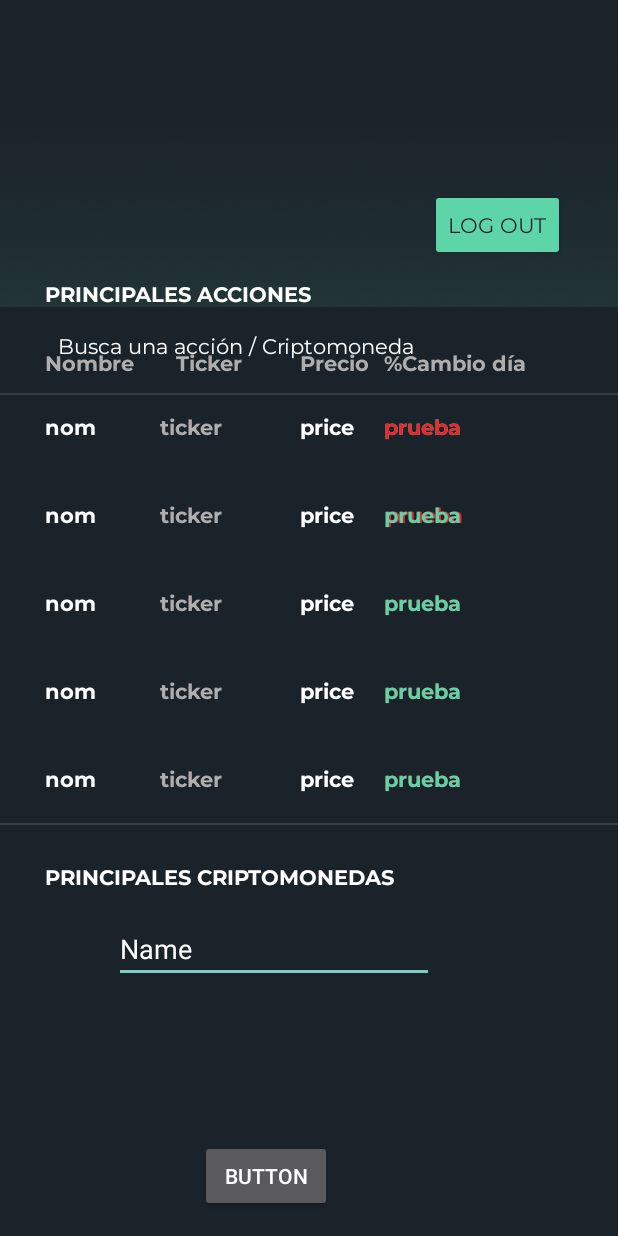
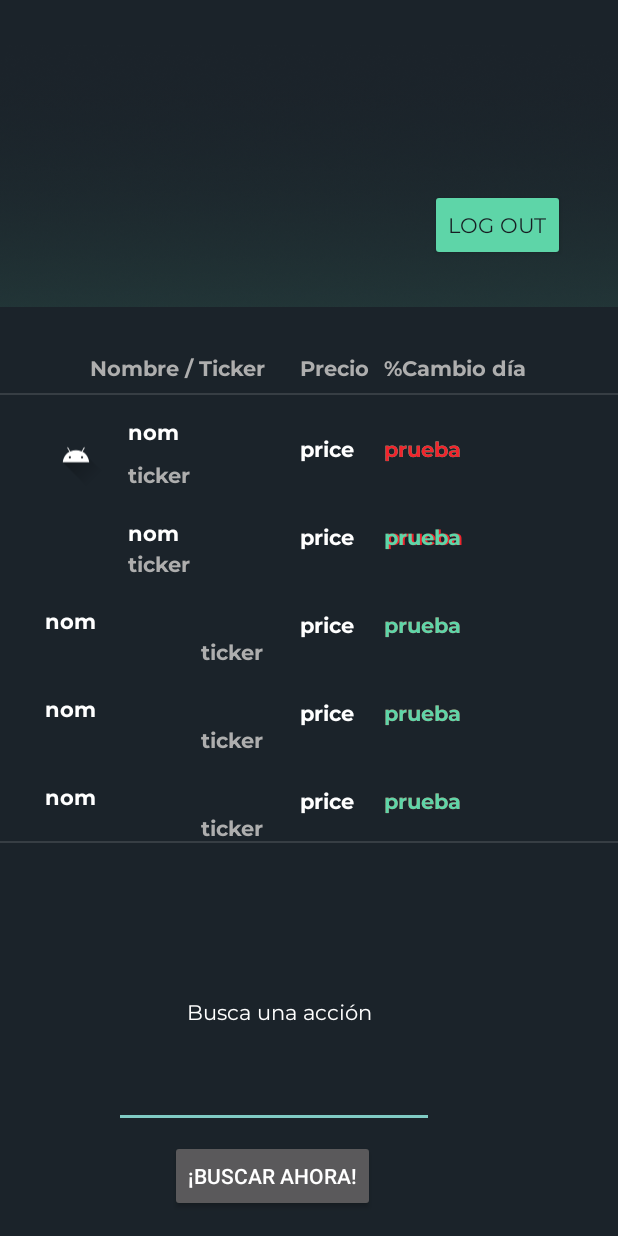
Before and after one commit to JoseMariaRuiz193/SAJA, an Android app: the MainActivity screen opened directly, with no data from a screen before it, on a phone screen of 412 x 824 dp. Run offline under Robolectric (Android 15) with nearby library versions, the phone set to English and light mode, and no system bars; our stand-ins replace Picasso; libraries missing offline, so code that uses them is left out: io.finnhub.api; 67 statements that could not run were skipped.

Commit message:
Cambio diseño de main y añadido el logo dinamico en la pestaña BusquedaActivos.kt

```diff
--- a/app/build.gradle
+++ b/app/build.gradle
@@ -43,6 +43,7 @@ dependencies {
     implementation 'androidx.lifecycle:lifecycle-viewmodel-ktx:2.4.0'
     implementation 'com.google.firebase:firebase-firestore-ktx:24.0.0'
     testImplementation 'junit:junit:'
+    implementation 'com.squareup.picasso:picasso:2.71828'
     androidTestImplementation 'androidx.test.ext:junit:1.1.3'
     androidTestImplementation 'androidx.test.espresso:espresso-core:3.4.0'
     implementation platform('com.google.firebase:firebase-bom:28.4.2')
@@ -51,6 +52,7 @@ dependencies {
     implementation 'com.google.firebase:firebase-auth-ktx'
     implementation 'com.google.android.gms:play-services-auth:20.0.1'
     implementation 'io.finnhub:kotlin-client:2.0.11'
+    implementation 'com.squareup.picasso:picasso:2.71828'
 
 
 }
--- a/app/src/main/java/com/example/saja/MainActivity.kt
+++ b/app/src/main/java/com/example/saja/MainActivity.kt
@@ -11,6 +11,7 @@ import android.view.View
 import android.widget.ImageView
 import android.widget.SearchView
 import android.widget.TextView
+import com.squareup.picasso.Picasso
 import io.finnhub.api.apis.DefaultApi
 import io.finnhub.api.infrastructure.ApiClient
 import java.lang.System.load
@@ -26,17 +27,6 @@ class MainActivity : AppCompatActivity()  {
         val policy = StrictMode.ThreadPolicy.Builder().permitAll().build()
         StrictMode.setThreadPolicy(policy)
         val apiClient = DefaultApi()
-
-
-        //Logo Tesla
-        /* ApiClient.apiKey["token"] = "sandbox_c7jgp8iad3i887nsdhgg"
-         val imageView: ImageView = findViewById(R.id.imageView)
-         val teslaprofile = apiClient.companyProfile2(symbol = "TSLA", isin = null, cusip = null)
-         //val urllogo = "https://static.finnhub.io/logo/87cb30d8-80df-11ea-8951-00000000092a.png"
-         val urllogo = teslaprofile.finnhubIndustry
-         //Picasso.with(this).load(urllogo).into(imageView)
-         val prueba: TextView = findViewById(R.id.prueba)
-         prueba.setText(urllogo.toString())*/
 
         //Precio Tesla
         ApiClient.apiKey["token"] = "sandbox_c84l5qaad3i9u79habjg"
@@ -58,6 +48,10 @@ class MainActivity : AppCompatActivity()  {
         val settickertsla: TextView = findViewById(R.id.teslaticker)
         settickertsla.setText(tickertsla)
 
+        //Logo Tesla
+        val imagetesla = findViewById<ImageView>(R.id.logotesla)
+        Picasso.get().load(jnomtsla.logo).noFade().into(imagetesla)
+
         //%Cambio Tesla
         val pertsla = jsontesla.dp
         if (pertsla != null) {
@@ -77,21 +71,18 @@ class MainActivity : AppCompatActivity()  {
             }
 
         }
-        //Logo Apple
 
-
-
-        //Precio Apple
+        //Precio Intel
         ApiClient.apiKey["token"] = "sandbox_c84l5qaad3i9u79habjg"
-        val jsonapple = apiClient.quote("AAPL")
-        val currentpriceappledolar = jsonapple.c
-        val redondearapple = "%.2f".format(currentpriceappledolar).toDouble()
-        val setpriceapple: TextView = findViewById(R.id.appleprice)
-        setpriceapple.setText(redondearapple.toString()+" $")
+        val jsonintel = apiClient.quote("INTC")
+        val currentpriceappledolar = jsonintel.c
+        val redondearintel = "%.2f".format(currentpriceappledolar).toDouble()
+        val setpriceintel: TextView = findViewById(R.id.appleprice)
+        setpriceintel.setText(redondearintel.toString()+" $")
 
         //Nombre Apple
         ApiClient.apiKey["token"] = "c81p8fiad3i8p98ipb1g"
-        val jnomaapl = apiClient.companyProfile2(symbol = "AAPL", isin = null, cusip = null)
+        val jnomaapl = apiClient.companyProfile2(symbol = "INTC", isin = null, cusip = null)
         val nombaapl = jnomaapl.name
         val setnomaapl: TextView = findViewById(R.id.applenom)
         setnomaapl.setText(nombaapl)
@@ -102,7 +93,7 @@ class MainActivity : AppCompatActivity()  {
         settickeraapl.setText(tickeraapl)
 
         //%Cambio Apple
-        val perapple = jsonapple.dp
+        val perapple = jsonintel.dp
         if (perapple != null) {
             if (perapple > 0) {
                 val setperapple: TextView = findViewById(R.id.appleperpos)
@@ -120,16 +111,6 @@ class MainActivity : AppCompatActivity()  {
             }
 
         }
-
-        //Logo Paypal
-        /* ApiClient.apiKey["token"] = "sandbox_c7jgp8iad3i887nsdhgg"
-         val imageView: ImageView = findViewById(R.id.imageView)
-         val teslaprofile = apiClient.companyProfile2(symbol = "TSLA", isin = null, cusip = null)
-         val urllogo = "https://static.finnhub.io/logo/87cb30d8-80df-11ea-8951-00000000092a.png"
-         val urllogo = teslaprofile.finnhubIndustry
-         Picasso.with(this).load(urllogo).into(imageView)
-         val prueba: TextView = findViewById(R.id.prueba)
-         prueba.setText(urllogo.toString())*/
 
         //Precio Paypal
         ApiClient.apiKey["token"] = "sandbox_c84l5qaad3i9u79habjg"
--- a/app/src/main/res/layout/main.xml
+++ b/app/src/main/res/layout/main.xml
@@ -34,10 +34,10 @@
         android:id="@+id/TextBuscador"
         android:layout_width="wrap_content"
         android:layout_height="wrap_content"
-        android:layout_marginEnd="135dp"
-        android:layout_marginBottom="584dp"
+        android:layout_marginEnd="164dp"
+        android:layout_marginBottom="140dp"
         android:fontFamily="@font/monreg"
-        android:text="Busca una acción / Criptomoneda"
+        android:text="Busca una acción"
         android:textColor="#FFFFFF"
         app:layout_constraintBottom_toBottomOf="parent"
         app:layout_constraintEnd_toEndOf="parent" />
@@ -47,43 +47,33 @@
         android:layout_width="wrap_content"
         android:layout_height="wrap_content"
         android:layout_marginStart="30dp"
+        android:layout_marginTop="2dp"
         android:layout_marginBottom="70dp"
         android:fontFamily="@font/monbol"
         android:text="PRINCIPALES ACCIONES"
         android:textColor="#FFFFFF"
         app:layout_constraintBottom_toTopOf="@+id/teslaprice"
-        app:layout_constraintStart_toStartOf="parent" />
+        app:layout_constraintStart_toStartOf="parent"
+        app:layout_constraintTop_toBottomOf="@+id/Sombreado" />
 
     <TextView
         android:id="@+id/nombreempresas"
         android:layout_width="wrap_content"
         android:layout_height="wrap_content"
-        android:layout_marginStart="30dp"
-        android:layout_marginBottom="24dp"
+        android:layout_marginStart="60dp"
+        android:layout_marginBottom="35dp"
         android:fontFamily="@font/monbol"
-        android:text="Nombre"
+        android:text="Nombre / Ticker"
         android:textColor="#AEAEAE"
         app:layout_constraintBottom_toTopOf="@+id/teslaprice"
         app:layout_constraintStart_toStartOf="parent" />
-
-    <TextView
-        android:id="@+id/encticker"
-        android:layout_width="wrap_content"
-        android:layout_height="wrap_content"
-        android:layout_marginEnd="38dp"
-        android:layout_marginBottom="24dp"
-        android:fontFamily="@font/monbol"
-        android:text="Ticker"
-        android:textColor="#AEAEAE"
-        app:layout_constraintBottom_toTopOf="@+id/teslaprice"
-        app:layout_constraintEnd_toStartOf="@+id/encprecio" />
 
     <TextView
         android:id="@+id/encprecio"
         android:layout_width="wrap_content"
         android:layout_height="wrap_content"
         android:layout_marginStart="200dp"
-        android:layout_marginBottom="24dp"
+        android:layout_marginBottom="35dp"
         android:fontFamily="@font/monbol"
         android:text="Precio"
         android:textColor="#AEAEAE"
@@ -95,7 +85,7 @@
         android:layout_width="wrap_content"
         android:layout_height="wrap_content"
         android:layout_marginStart="256dp"
-        android:layout_marginBottom="24dp"
+        android:layout_marginBottom="35dp"
         android:fontFamily="@font/monbol"
         android:text="%Cambio día"
         android:textColor="#AEAEAE"
@@ -106,29 +96,17 @@
         android:id="@+id/divider"
         android:layout_width="match_parent"
         android:layout_height="1dp"
-        android:layout_marginBottom="12dp"
+        android:layout_marginTop="7dp"
         android:background="?android:attr/listDivider"
-        app:layout_constraintBottom_toTopOf="@+id/teslaprice"
+        app:layout_constraintTop_toBottomOf="@+id/nombreempresas"
         tools:layout_editor_absoluteX="-28dp" />
-
-    <TextView
-        android:id="@+id/encacriptos"
-        android:layout_width="wrap_content"
-        android:layout_height="wrap_content"
-        android:layout_marginStart="30dp"
-        android:layout_marginTop="25dp"
-        android:fontFamily="@font/monbol"
-        android:text="PRINCIPALES CRIPTOMONEDAS"
-        android:textColor="#FFFFFF"
-        app:layout_constraintStart_toStartOf="parent"
-        app:layout_constraintTop_toBottomOf="@+id/divider2" />
 
     <TextView
         android:id="@+id/teslaprice"
         android:layout_width="wrap_content"
         android:layout_height="wrap_content"
         android:layout_marginStart="200dp"
-        android:layout_marginTop="275dp"
+        android:layout_marginTop="290dp"
         android:fontFamily="@font/monbol"
         android:text="price"
         android:textColor="#FFFFFF"
@@ -139,33 +117,32 @@
         android:id="@+id/teslanom"
         android:layout_width="wrap_content"
         android:layout_height="wrap_content"
-        android:layout_marginStart="30dp"
-        android:layout_marginTop="275dp"
+        android:layout_marginStart="85dp"
+        android:layout_marginTop="15dp"
         android:fontFamily="@font/monbol"
         android:text="nom"
         android:textColor="#FFFFFF"
         app:layout_constraintStart_toStartOf="parent"
-        app:layout_constraintTop_toTopOf="parent" />
+        app:layout_constraintTop_toBottomOf="@+id/divider" />
 
     <TextView
         android:id="@+id/teslaticker"
         android:layout_width="wrap_content"
         android:layout_height="wrap_content"
-        android:layout_marginTop="275dp"
-        android:layout_marginEnd="10dp"
+        android:layout_marginStart="85dp"
+        android:layout_marginTop="10dp"
         android:fontFamily="@font/monbol"
         android:text="ticker"
         android:textColor="#AEAEAE"
-        app:layout_constraintEnd_toStartOf="@+id/teslaprice"
-        app:layout_constraintStart_toEndOf="@+id/teslanom"
-        app:layout_constraintTop_toTopOf="parent" />
+        app:layout_constraintStart_toStartOf="parent"
+        app:layout_constraintTop_toBottomOf="@+id/teslanom" />
 
     <TextView
         android:id="@+id/tslaperpos"
         android:layout_width="wrap_content"
         android:layout_height="wrap_content"
         android:layout_marginStart="20dp"
-        android:layout_marginTop="275dp"
+        android:layout_marginTop="290dp"
         android:fontFamily="@font/monbol"
         android:text="prueba"
         android:textColor="#5ED5A8"
@@ -177,7 +154,7 @@
         android:layout_width="wrap_content"
         android:layout_height="wrap_content"
         android:layout_marginStart="20dp"
-        android:layout_marginTop="275dp"
+        android:layout_marginTop="290dp"
         android:fontFamily="@font/monbol"
         android:text="prueba"
         android:textColor="#f1242c"
@@ -188,26 +165,25 @@
         android:id="@+id/applenom"
         android:layout_width="wrap_content"
         android:layout_height="wrap_content"
-        android:layout_marginStart="30dp"
-        android:layout_marginTop="40dp"
+        android:layout_marginStart="85dp"
+        android:layout_marginTop="20dp"
         android:fontFamily="@font/monbol"
         android:text="nom"
         android:textColor="#FFFFFF"
         app:layout_constraintStart_toStartOf="parent"
-        app:layout_constraintTop_toBottomOf="@+id/teslanom" />
+        app:layout_constraintTop_toBottomOf="@+id/teslaticker" />
 
     <TextView
         android:id="@+id/appleticker"
         android:layout_width="wrap_content"
         android:layout_height="wrap_content"
-        android:layout_marginTop="40dp"
-        android:layout_marginEnd="10dp"
+        android:layout_marginStart="85dp"
+        android:layout_marginTop="2dp"
         android:fontFamily="@font/monbol"
         android:text="ticker"
         android:textColor="#AEAEAE"
-        app:layout_constraintEnd_toStartOf="@+id/teslaprice"
-        app:layout_constraintStart_toEndOf="@+id/teslanom"
-        app:layout_constraintTop_toBottomOf="@+id/teslaticker" />
+        app:layout_constraintStart_toStartOf="parent"
+        app:layout_constraintTop_toBottomOf="@+id/applenom" />
 
     <TextView
         android:id="@+id/appleprice"
@@ -443,7 +419,7 @@
         android:layout_height="wrap_content"
         android:layout_marginBottom="16dp"
         android:onClick="buscar"
-        android:text="Button"
+        android:text="¡BUSCAR AHORA!"
         app:layout_constraintBottom_toBottomOf="parent"
         app:layout_constraintEnd_toEndOf="parent"
         app:layout_constraintHorizontal_bias="0.411"
@@ -453,15 +429,22 @@
         android:id="@+id/editTextTextPersonName2"
         android:layout_width="wrap_content"
         android:layout_height="wrap_content"
-        android:layout_marginTop="16dp"
+        android:layout_marginBottom="8dp"
         android:ems="10"
         android:inputType="textPersonName"
-        android:text="Name"
         app:layout_constraintBottom_toTopOf="@+id/buscar"
         app:layout_constraintEnd_toEndOf="parent"
         app:layout_constraintHorizontal_bias="0.383"
+        app:layout_constraintStart_toStartOf="parent" />
+
+    <ImageView
+        android:id="@+id/logotesla"
+        android:layout_width="41dp"
+        android:layout_height="42dp"
+        android:layout_marginStart="30dp"
+        android:layout_marginTop="20dp"
         app:layout_constraintStart_toStartOf="parent"
-        app:layout_constraintTop_toBottomOf="@+id/encacriptos"
-        app:layout_constraintVertical_bias="0.0" />
+        app:layout_constraintTop_toBottomOf="@+id/divider"
+        app:srcCompat="@drawable/ic_launcher_foreground" />
 
 </androidx.constraintlayout.widget.ConstraintLayout>
--- a/build.gradle
+++ b/build.gradle
@@ -5,7 +5,7 @@ buildscript {
         mavenCentral()
     }
     dependencies {
-        classpath "com.android.tools.build:gradle:7.0.3"
+        classpath 'com.android.tools.build:gradle:7.0.4'
         classpath 'org.jetbrains.kotlin:kotlin-gradle-plugin:1.6.10'
         classpath 'com.google.gms:google-services:4.3.10'
         // NOTE: Do not place your application dependencies here; they belong
```
Also changed, not shown: app/src/main/java/com/example/saja/BusquedaActivos.kt (+38 -32 lines), app/src/main/res/layout/busqueda_activos.xml (+5 -15 lines), gradle/wrapper/gradle-wrapper.properties.
